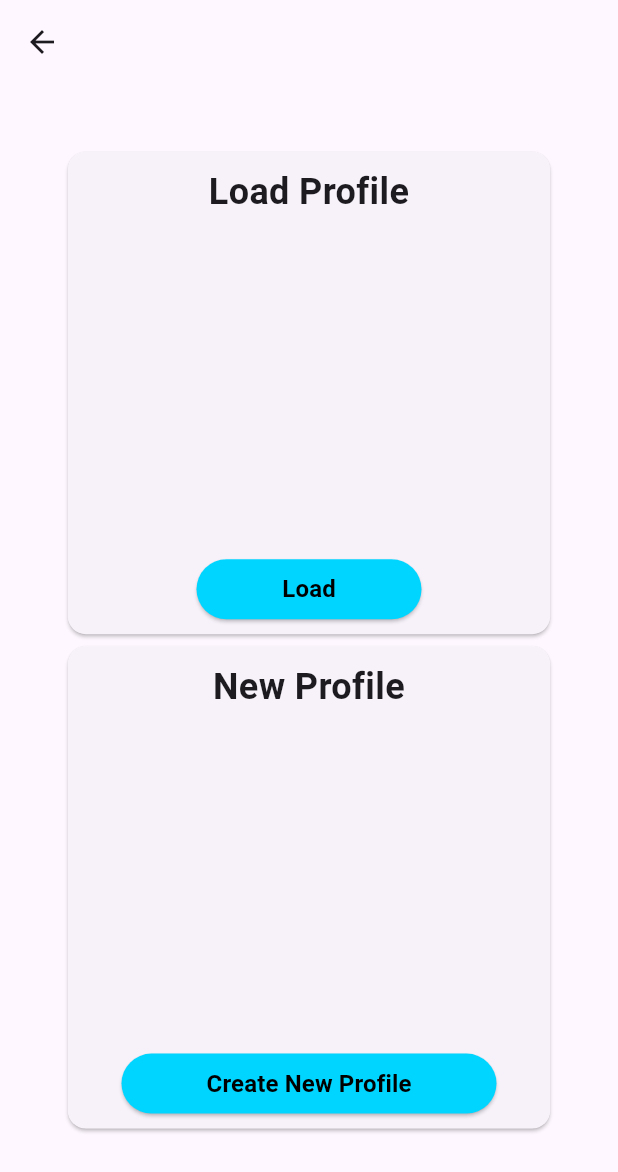
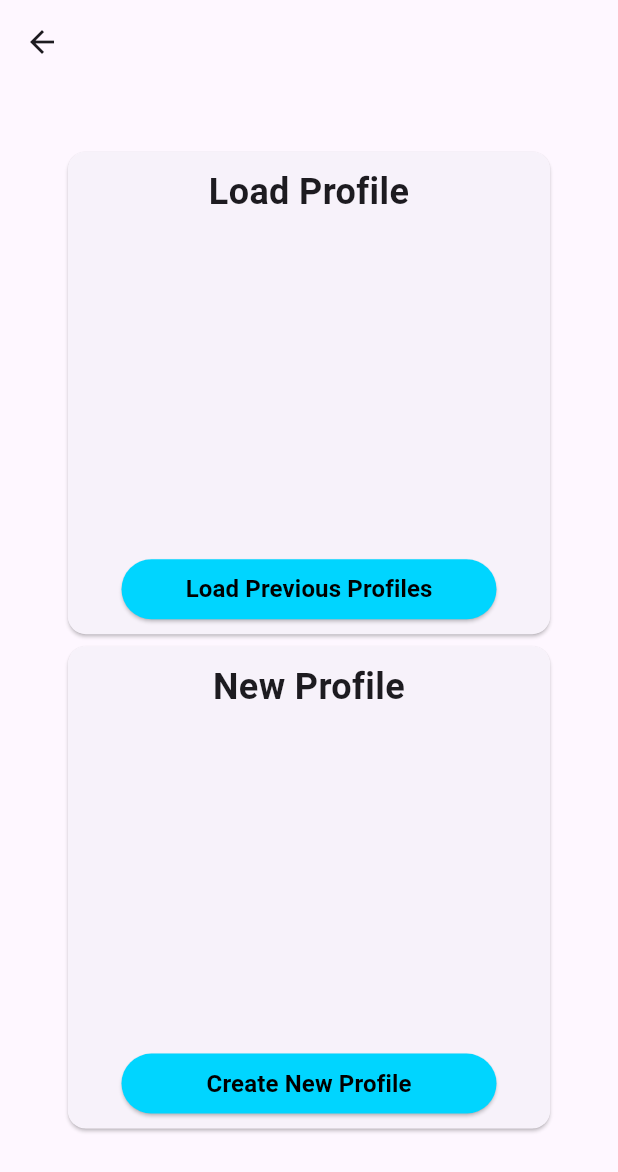
Before and after one commit to QuantumCompiler/Taylor-d-Portfolio, a Flutter app: the ProfilePage screen opened by its route, on a phone screen of 412 x 824 dp. Shown: the top 1172 px of the screen. Run offline on Flutter 3.47's test engine with Material 3 defaults, Android fonts, the phone set to English and light mode, and no system bars; our stand-ins replace shared_preferences; accounts and stored records are empty.

Commit message:
Profile Pages Update

```diff
--- a/analysis_options.yaml
+++ b/analysis_options.yaml
@@ -9,6 +9,8 @@
 # packages, and plugins designed to encourage good coding practices.
 analyzer:
   errors:
+    file_names: ignore
+    non_constant_identifier_names: ignore
     p ignorerefer_const_constructors: ignore
     prefer_const_constructors: ignore
     prefer_const_literals_to_create_immutables: ignore
--- a/lib/src/Profile.dart
+++ b/lib/src/Profile.dart
@@ -1,39 +1,62 @@
 import 'package:flutter/material.dart';
-import 'package:taylord_resume/src/Dashboard.dart';
 
-class ProfilePage extends StatelessWidget {
+class ProfilePage extends StatefulWidget {
+  @override
+  ProfilePageState createState() => ProfilePageState();
+}
+
+class ProfilePageState extends State<ProfilePage> {
+  bool showNewProfile = false;
+  bool showProfileList = false;
   @override
   Widget build(BuildContext context) {
-    return Scaffold(
-      appBar: AppBar(),
-      body: Padding(
-        padding: EdgeInsets.all(MediaQuery.of(context).size.height * 0.05),
-        child: Column(
-          children: [
-            // ElevatedButton(
-            //   onPressed: () {
-            //     // Code to load profile or edit profile
-            //   },
-            //   child: Text('Load Profile / Edit Profile'),
-            // ),
-            // SizedBox(height: 16.0),
-            // ElevatedButton(
-            //   onPressed: () {
-            //     // Code to create a new profile
-            //   },
-            //   child: Text('New Profile'),
-            // ),
-            LoadProfileCard(),
-            NewProfileCard(),
-          ],
+    if (showProfileList) {
+      // return LoadProfiles(setState, () => showProfileList = false);
+      return Scaffold(
+        appBar: AppBar(),
+        body: Padding(
+          padding: EdgeInsets.all(MediaQuery.of(context).size.height * 0.05),
+          child: LoadProfiles(setState, () => showProfileList = false),
         ),
-      ),
+      );
+    } else {
+      return Scaffold(
+        appBar: AppBar(),
+        body: Padding(
+          padding: EdgeInsets.all(MediaQuery.of(context).size.height * 0.05),
+          child: showNewProfile ? NewProfileForm(setState, () => showNewProfile = false) : BuildProfileCards(),
+        ),
+      );
+    }
+  }
+
+  Widget BuildProfileCards() {
+    return Column(
+      children: [
+        LoadProfileCard(
+          key: UniqueKey(),
+          onLoadProfile: () {
+            setState(() {
+              showProfileList = true;
+            });
+          },
+        ),
+        NewProfileCard(
+          key: UniqueKey(),
+          onCreateNewProfile: () {
+            setState(() {
+              showNewProfile = true;
+            });
+          },
+        ),
+      ],
     );
   }
 }
 
 class LoadProfileCard extends StatelessWidget {
-  const LoadProfileCard({super.key});
+  final VoidCallback onLoadProfile;
+  const LoadProfileCard({required Key key, required this.onLoadProfile}) : super(key: key);
   @override
   Widget build(BuildContext context) {
     return ConstrainedBox(
@@ -57,15 +80,15 @@ class LoadProfileCard extends StatelessWidget {
               ),
               Center(
                 child: SizedBox(
-                  width: 150,
+                  width: 250,
                   height: 40,
                   child: ElevatedButton(
-                    onPressed: () {},
+                    onPressed: onLoadProfile,
                     style: ElevatedButton.styleFrom(
                       backgroundColor: Color.fromARGB(255, 0, 213, 255),
                     ),
                     child: Text(
-                      'Load',
+                      'Load Previous Profiles',
                       style: TextStyle(
                         color: Colors.black,
                         fontSize: 16,
@@ -83,8 +106,33 @@ class LoadProfileCard extends StatelessWidget {
   }
 }
 
+Widget LoadProfiles(Function state, Function toggleShow) {
+  return Center(
+    child: Column(
+      crossAxisAlignment: CrossAxisAlignment.stretch,
+      mainAxisAlignment: MainAxisAlignment.spaceBetween,
+      children: <Widget>[
+        Center(
+          child: Text('Load Recent Profiles'),
+        ),
+        Center(
+          child: ElevatedButton(
+            onPressed: () {
+              state(() {
+                toggleShow();
+              });
+            },
+            child: Text('Cancel'),
+          ),
+        ),
+      ],
+    ),
+  );
+}
+
 class NewProfileCard extends StatelessWidget {
-  const NewProfileCard({super.key});
+  final VoidCallback onCreateNewProfile;
+  const NewProfileCard({required Key key, required this.onCreateNewProfile}) : super(key: key);
   @override
   Widget build(BuildContext context) {
     return ConstrainedBox(
@@ -111,7 +159,7 @@ class NewProfileCard extends StatelessWidget {
                   width: 250,
                   height: 40,
                   child: ElevatedButton(
-                    onPressed: () {},
+                    onPressed: onCreateNewProfile,
                     style: ElevatedButton.styleFrom(
                       backgroundColor: Color.fromARGB(255, 0, 213, 255),
                     ),
@@ -134,33 +182,26 @@ class NewProfileCard extends StatelessWidget {
   }
 }
 
-
-      // body: Padding(
-      //   padding: EdgeInsets.all(16.0),
-      //   child: Column(
-      //     children: [
-      //       TextField(
-      //         decoration: InputDecoration(
-      //           labelText: 'Name',
-      //         ),
-      //       ),
-      //       SizedBox(height: 16.0),
-      //       TextField(
-      //         decoration: InputDecoration(
-      //           labelText: 'Email',
-      //         ),
-      //       ),
-      //       SizedBox(height: 16.0),
-      //       TextField(
-      //         decoration: InputDecoration(
-      //           labelText: 'Phone',
-      //         ),
-      //       ),
-      //       SizedBox(height: 16.0),
-      //       ElevatedButton(
-      //         onPressed: () {},
-      //         child: Text('Submit'),
-      //       ),
-      //     ],
-      //   ),
-      // ),
+Widget NewProfileForm(Function state, Function toggleShow) {
+  return Center(
+    child: Column(
+      crossAxisAlignment: CrossAxisAlignment.stretch,
+      mainAxisAlignment: MainAxisAlignment.spaceBetween,
+      children: <Widget>[
+        Center(
+          child: Text('Form goes here'),
+        ),
+        Center(
+          child: ElevatedButton(
+            onPressed: () {
+              state(() {
+                toggleShow();
+              });
+            },
+            child: Text('Cancel'),
+          ),
+        ),
+      ],
+    ),
+  );
+}
```
